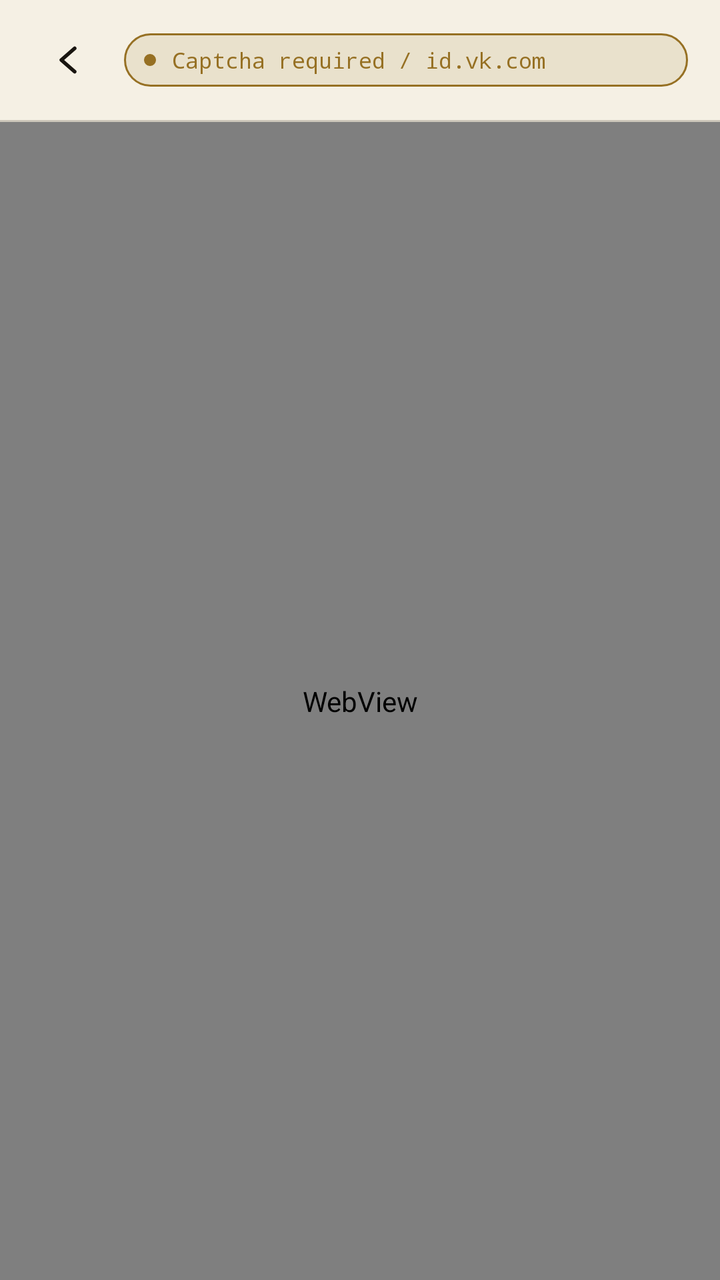
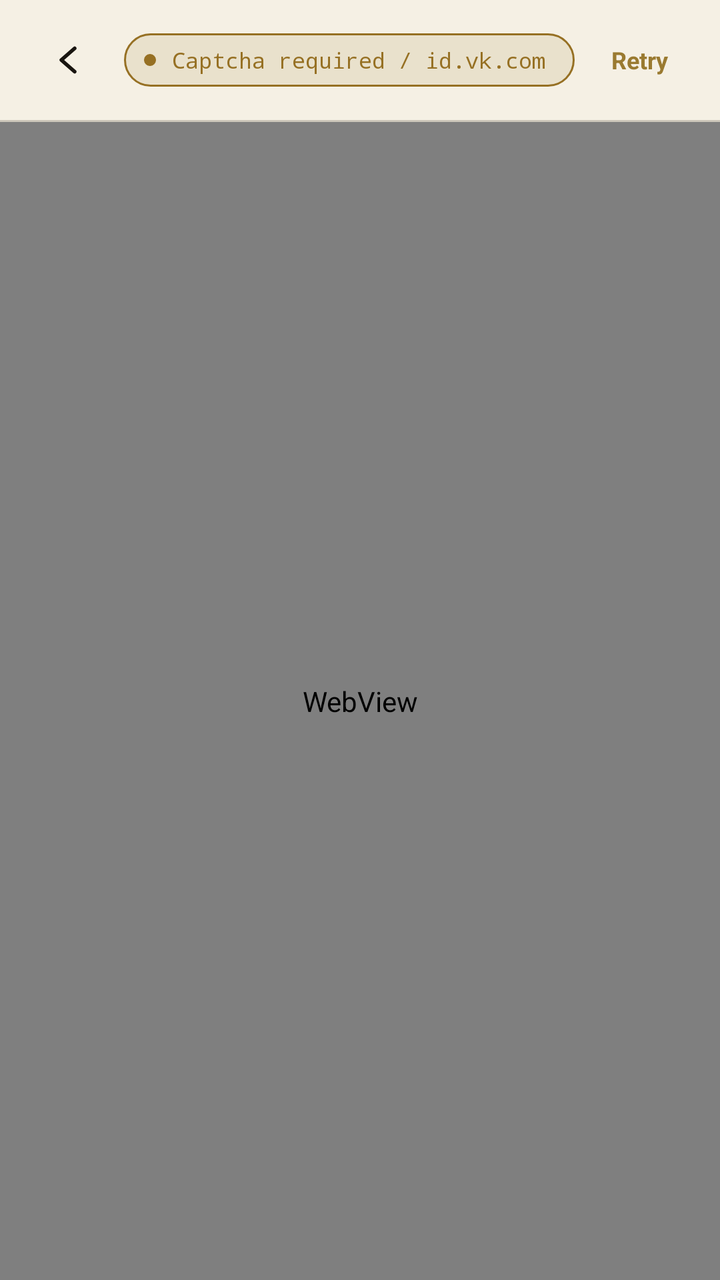

Compare the two renders of this Android layout. The source of the first and the diff that turns it into the second are given below.
<!-- AndroidManifest.xml: application theme Theme.WhitelistBypass -->
<!-- res/layout/fragment_headless_vk.xml -->
<?xml version="1.0" encoding="utf-8"?>
<LinearLayout xmlns:android="http://schemas.android.com/apk/res/android"
    xmlns:app="http://schemas.android.com/apk/res-auto"
    android:layout_width="match_parent"
    android:layout_height="match_parent"
    android:orientation="vertical">

    <LinearLayout
        android:layout_width="match_parent"
        android:layout_height="wrap_content"
        android:background="@color/panel_bg"
        android:gravity="center_vertical"
        android:orientation="horizontal"
        android:paddingHorizontal="16dp"
        android:paddingVertical="12dp">

        <ImageButton
            android:id="@+id/captchaBackButton"
            android:layout_width="36dp"
            android:layout_height="36dp"
            android:background="?attr/selectableItemBackgroundBorderless"
            android:contentDescription="@string/back"
            android:padding="8dp"
            android:src="@drawable/ic_chevron_left"
            app:tint="@color/ink" />

        <LinearLayout
            android:layout_width="0dp"
            android:layout_height="wrap_content"
            android:layout_marginStart="10dp"
            android:layout_weight="1"
            android:background="@drawable/bg_captcha_pill"
            android:gravity="center_vertical"
            android:orientation="horizontal"
            android:paddingHorizontal="10dp"
            android:paddingVertical="6dp">

            <View
                android:layout_width="6dp"
                android:layout_height="6dp"
                android:layout_marginEnd="8dp"
                android:background="@drawable/bg_status_dot_warn" />

            <TextView
                android:layout_width="wrap_content"
                android:layout_height="wrap_content"
                android:fontFamily="monospace"
                android:text="@string/captcha_pill_label"
                android:textColor="@color/warn_amber"
                android:textSize="11sp" />
        </LinearLayout>
    </LinearLayout>

    <View
        android:layout_width="match_parent"
        android:layout_height="1dp"
        android:background="@color/hair" />

    <WebView
        android:id="@+id/captchaWebView"
        android:layout_width="match_parent"
        android:layout_height="0dp"
        android:layout_weight="1" />
</LinearLayout>
<!-- resources referenced by this layout -->
<resources>
  <color name="hair">#22191510</color>
  <color name="ink">#FF191510</color>
  <color name="panel_bg">#FFF5F0E4</color>
  <color name="warn_amber">#FF967023</color>
  <!-- drawable bg_captcha_pill (drawable) -->
  <?xml version="1.0" encoding="utf-8"?>
  <shape xmlns:android="http://schemas.android.com/apk/res/android"
      android:shape="rectangle">
      <solid android:color="@color/warn_amber_soft" />
      <stroke android:width="1dp" android:color="@color/warn_amber" />
      <corners android:radius="999dp" />
  </shape>
  <!-- drawable bg_status_dot_warn (drawable) -->
  <?xml version="1.0" encoding="utf-8"?>
  <shape xmlns:android="http://schemas.android.com/apk/res/android"
      android:shape="oval">
      <solid android:color="@color/warn_amber" />
  </shape>
  <!-- drawable ic_chevron_left (drawable) -->
  <vector xmlns:android="http://schemas.android.com/apk/res/android"
      android:width="20dp"
      android:height="20dp"
      android:viewportWidth="24"
      android:viewportHeight="24">
      <path
          android:strokeColor="@android:color/white"
          android:strokeWidth="2.2"
          android:strokeLineCap="round"
          android:strokeLineJoin="round"
          android:fillColor="@android:color/transparent"
          android:pathData="M16,5 L8,12 L16,19" />
  </vector>
  <string name="back">Back</string>
  <string name="captcha_pill_label">Captcha required / id.vk.com</string>
  <style name="Theme.WhitelistBypass" parent="Base.Theme.WhitelistBypass" />
  <color name="warn_amber_soft">#1F967023</color>
  <color name="accent_emerald">#FF9A7A30</color>
  <color name="accent_emerald_soft">#2A9A7A30</color>
  <color name="surface_bg">#FFE8E2D4</color>
  <color name="panel_2">#FFEDE6D6</color>
  <color name="ink_2">#FF6B6252</color>
  <color name="hair_strong">#55191510</color>
  <color name="error_red">#FFA4283F</color>
  <style name="ThemeOverlay.WhitelistBypass.BottomSheetDialog" parent="ThemeOverlay.Material3.BottomSheetDialog">
          <item name="bottomSheetStyle">@style/Widget.WhitelistBypass.BottomSheet</item>
          <item name="android:windowAnimationStyle">@style/Animation.Design.BottomSheetDialog</item>
          <item name="android:windowSoftInputMode">adjustResize</item>
      </style>
  <style name="Widget.WhitelistBypass.BottomSheet" parent="Widget.Material3.BottomSheet.Modal">
          <item name="shapeAppearance">@style/ShapeAppearance.WhitelistBypass.BottomSheet</item>
          <item name="backgroundTint">@color/panel_bg</item>
      </style>
  <style name="ShapeAppearance.WhitelistBypass.BottomSheet" parent="">
          <item name="cornerFamily">cut</item>
          <item name="cornerSizeTopLeft">18dp</item>
          <item name="cornerSizeTopRight">18dp</item>
          <item name="cornerSizeBottomLeft">0dp</item>
          <item name="cornerSizeBottomRight">0dp</item>
      </style>
  <!-- unchanged entries left out for length: 1 -->
</resources>

<!-- the commit's change to res/layout/fragment_headless_vk.xml (unified diff, before → after) -->
@@ -49,6 +49,21 @@
                 android:textColor="@color/warn_amber"
                 android:textSize="11sp" />
         </LinearLayout>
+
+        <TextView
+            android:id="@+id/captchaRetryButton"
+            android:layout_width="wrap_content"
+            android:layout_height="36dp"
+            android:layout_marginStart="8dp"
+            android:background="?attr/selectableItemBackgroundBorderless"
+            android:clickable="true"
+            android:focusable="true"
+            android:gravity="center"
+            android:paddingHorizontal="10dp"
+            android:text="@string/captcha_retry"
+            android:textColor="@color/accent_emerald"
+            android:textSize="12sp"
+            android:textStyle="bold" />
     </LinearLayout>
 
     <View
<!-- resource entries referenced after the edit -->
@@ -34,6 +34,7 @@
   </vector>
   <string name="back">Back</string>
   <string name="captcha_pill_label">Captcha required / id.vk.com</string>
+  <string name="captcha_retry">Retry</string>
   <style name="Theme.WhitelistBypass" parent="Base.Theme.WhitelistBypass" />
   <color name="warn_amber_soft">#1F967023</color>
   <color name="accent_emerald">#FF9A7A30</color>
